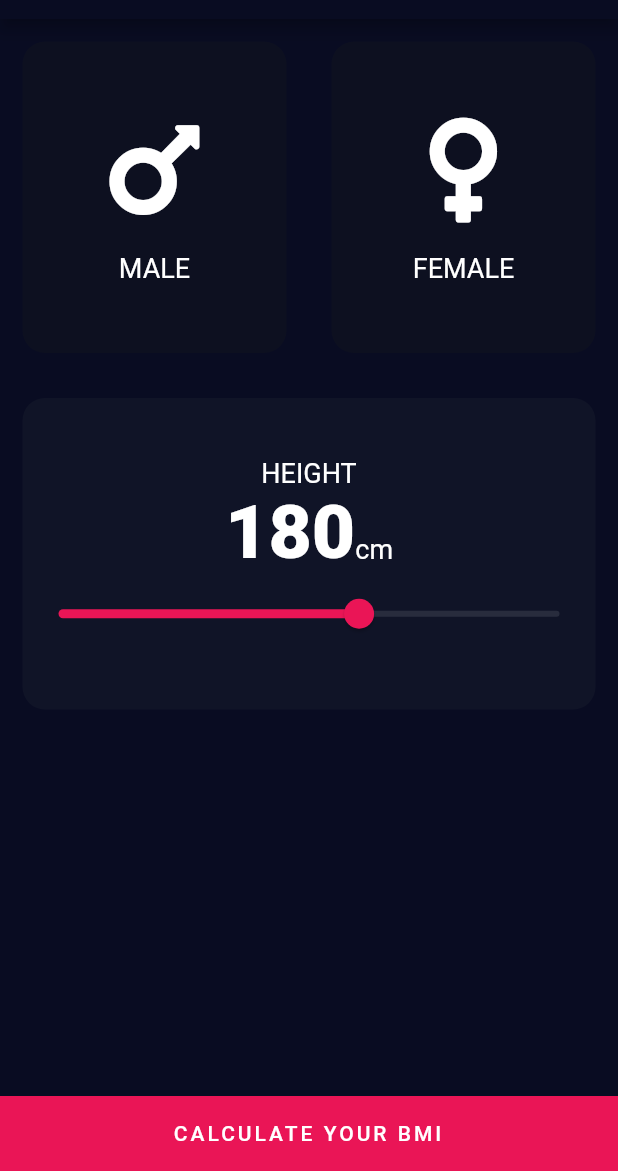
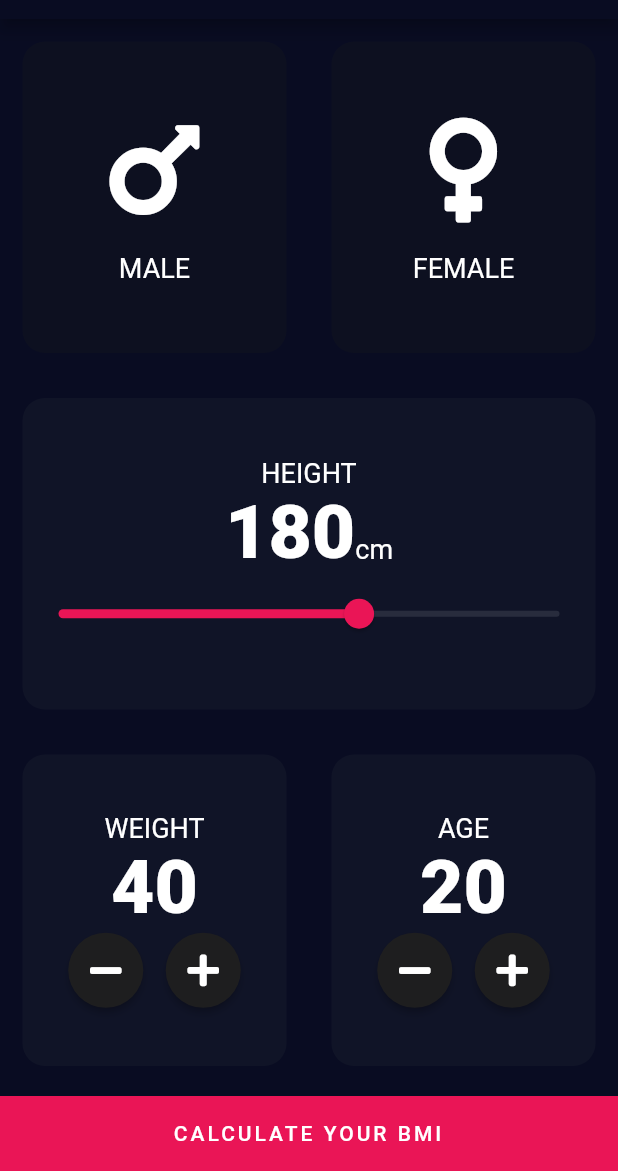
Before and after one commit to foysalmia/BMI-Calculator, a Flutter app: the screen it shows after launch, on a phone screen of 412 x 824 dp, the part 65-1236 px from its top. Run offline on Flutter 3.47's test engine with Material 2 defaults, Android fonts, the phone set to English and light mode, and no system bars; our stand-ins replace font_awesome_flutter.

Commit message:
initial design done

```diff
--- /dev/null
+++ b/lib/age.dart
@@ -0,0 +1,53 @@
+import 'package:flutter/material.dart';
+import 'package:font_awesome_flutter/font_awesome_flutter.dart';
+import 'constantance.dart';
+import 'rounded_button.dart';
+
+class Age extends StatefulWidget {
+  @override
+  _AgeState createState() => _AgeState();
+}
+
+class _AgeState extends State<Age> {
+  int age = 20;
+  @override
+  Widget build(BuildContext context) {
+    return Column(
+      mainAxisAlignment: MainAxisAlignment.center,
+      children: [
+        const Text(
+          'AGE',
+          style: kLabelTextStyle,
+        ),
+        Text(
+          age.toString(),
+          style: kNumberTextStyle,
+        ),
+        Row(
+          mainAxisAlignment: MainAxisAlignment.center,
+          children: [
+            RoundedButton(
+              icon: FontAwesomeIcons.minus,
+              onClick: () {
+                setState(() {
+                  age--;
+                });
+              },
+            ),
+            const SizedBox(
+              width: 15.0,
+            ),
+            RoundedButton(
+              icon: FontAwesomeIcons.plus,
+              onClick: () {
+                setState(() {
+                  age++;
+                });
+              },
+            ),
+          ],
+        ),
+      ],
+    );
+  }
+}
--- a/lib/input_page.dart
+++ b/lib/input_page.dart
@@ -1,3 +1,6 @@
+// ignore_for_file: prefer_const_constructors
+
+import 'package:bmi_calculator/weight.dart';
 import 'package:flutter/material.dart';
 import 'package:font_awesome_flutter/font_awesome_flutter.dart';
 import 'constantance.dart';
@@ -5,6 +8,7 @@ import 'card_child.dart';
 import 'reuseable_card.dart';
 import 'height_card.dart';
 import 'bottom_button.dart';
+import 'age.dart';
 
 class InputPage extends StatefulWidget {
   const InputPage({Key? key}) : super(key: key);
@@ -78,10 +82,16 @@ class _InputPageState extends State<InputPage> {
             child: Row(
               children: [
                 Expanded(
-                  child: ReUseable(),
+                  child: ReUseable(
+                    color: kActiveColor,
+                    cardChild: Weight(),
+                  ),
                 ),
                 Expanded(
-                  child: ReUseable(),
+                  child: ReUseable(
+                    color: kActiveColor,
+                    cardChild: Age(),
+                  ),
                 ),
               ],
             ),
--- /dev/null
+++ b/lib/rounded_button.dart
@@ -0,0 +1,22 @@
+import 'package:flutter/material.dart';
+
+class RoundedButton extends StatelessWidget {
+  final IconData? icon;
+  final VoidCallback? onClick;
+
+  RoundedButton({this.icon, @required this.onClick});
+
+  @override
+  Widget build(BuildContext context) {
+    return RawMaterialButton(
+      constraints: const BoxConstraints.tightFor(
+        height: 50,
+        width: 50,
+      ),
+      shape: const CircleBorder(),
+      onPressed: onClick,
+      fillColor: const Color(0xFF1e1e1f),
+      child: Icon(icon),
+    );
+  }
+}
--- /dev/null
+++ b/lib/weight.dart
@@ -0,0 +1,57 @@
+import 'package:flutter/material.dart';
+import 'package:font_awesome_flutter/font_awesome_flutter.dart';
+import 'constantance.dart';
+import 'rounded_button.dart';
+
+class Weight extends StatefulWidget {
+  const Weight({ Key? key }) : super(key: key);
+
+  @override
+  _WeightState createState() => _WeightState();
+}
+
+class _WeightState extends State<Weight> {
+
+  int weight = 40;
+
+  @override
+  Widget build(BuildContext context) {
+    return Column(
+      mainAxisAlignment: MainAxisAlignment.center,
+      children: [
+        const Text(
+          'WEIGHT',
+          style: kLabelTextStyle,
+        ),
+        Text(
+          weight.toString(),
+          style: kNumberTextStyle,
+        ),
+        Row(
+          mainAxisAlignment: MainAxisAlignment.center,
+          children: [
+            RoundedButton(
+              icon: FontAwesomeIcons.minus,
+              onClick: () {
+                setState(() {
+                  weight--;
+                });
+              },
+            ),
+            const SizedBox(
+              width: 15.0,
+            ),
+            RoundedButton(
+              icon: FontAwesomeIcons.plus,
+              onClick: () {
+                setState(() {
+                  weight++;
+                });
+              },
+            ),
+          ],
+        ),
+      ],
+    );
+  }
+}
```
